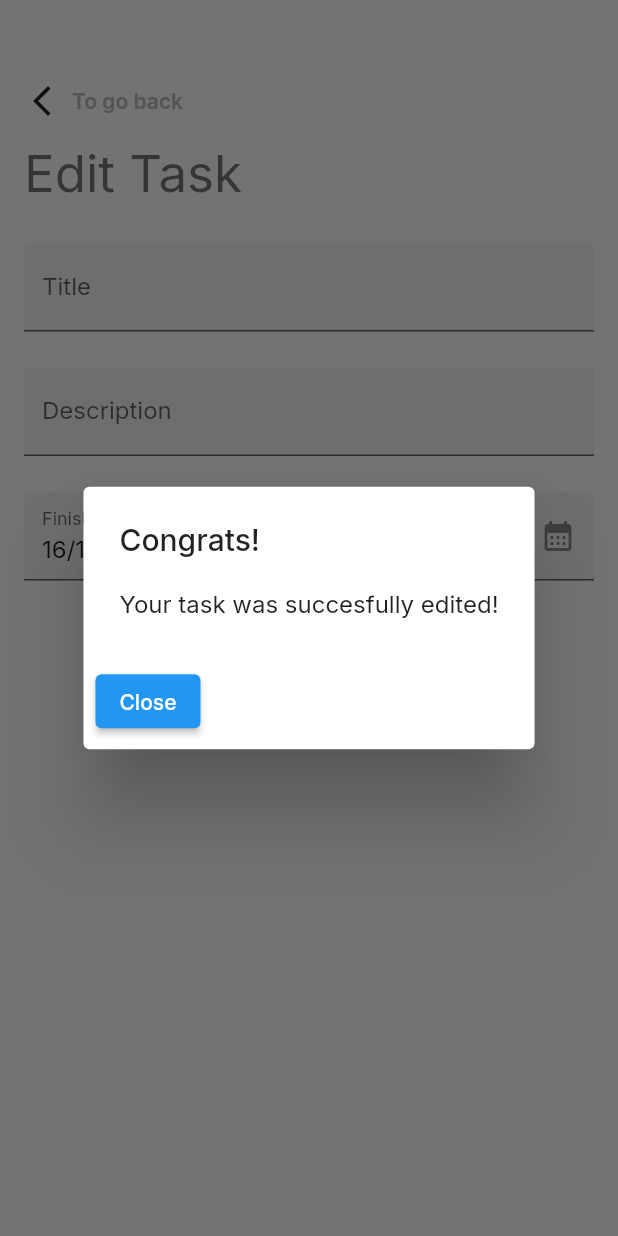
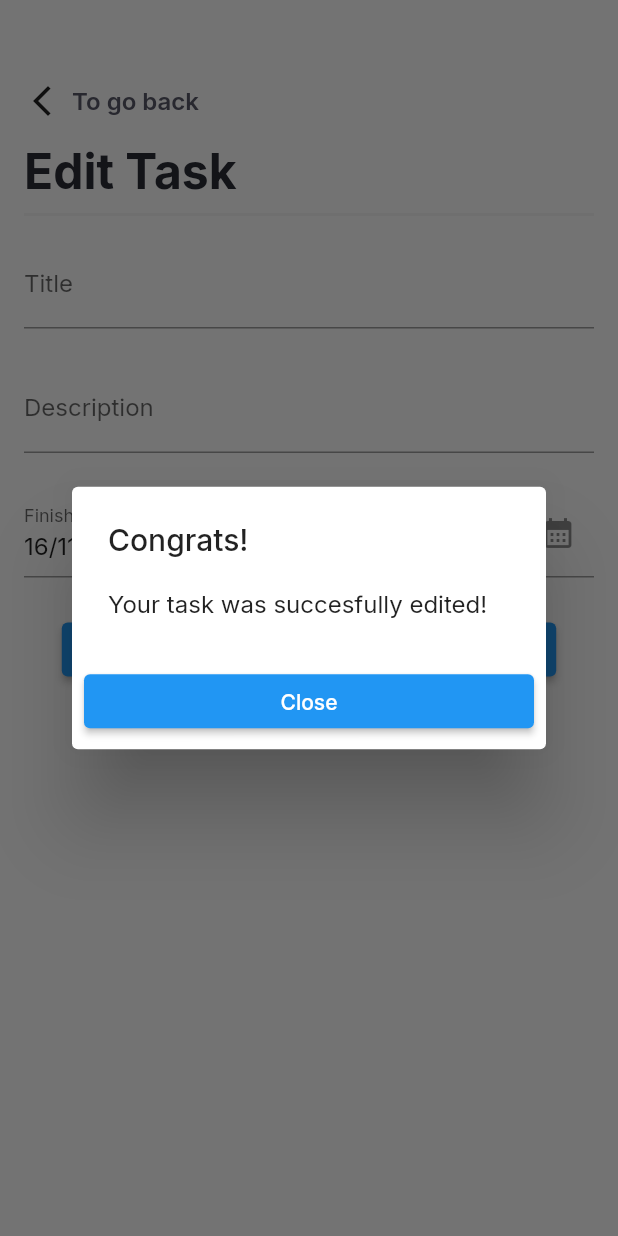
Before and after one commit to 01Explorer/To-Do-List-Challenge, a Flutter app: the EditTaskPage screen opened directly with empty values, after a tap on "Edit Task", on a phone screen of 412 x 824 dp. Run offline on Flutter 3.47's test engine with Material 2 defaults, Android fonts, the light colour scheme and no system bars; our stand-ins replace get_it, google_fonts, hive, hive_flutter; accounts and stored records are empty.

Commit message:
refactor(edit_task_page): code refactoring in the page

```diff
--- /dev/null
+++ b/lib/layers/presentation/components/custom_text_form_fields.dart
@@ -0,0 +1,26 @@
+import 'package:flutter/material.dart';
+
+class CustomTextFormFields extends StatelessWidget {
+  final TextEditingController _textEditingController;
+  final String labelText;
+
+  const CustomTextFormFields(
+    this._textEditingController, {
+    Key? key,
+    required this.labelText,
+  }) : super(key: key);
+
+  @override
+  Widget build(BuildContext context) {
+    return TextFormField(
+      autovalidateMode: AutovalidateMode.onUserInteraction,
+      controller: _textEditingController,
+      decoration: InputDecoration(
+        labelText: labelText,
+      ),
+      validator: (value) {
+        return value == null ? 'This entry can\'t be null' : null;
+      },
+    );
+  }
+}
--- /dev/null
+++ b/lib/layers/presentation/components/go_back_button.dart
@@ -0,0 +1,28 @@
+import 'package:flutter/material.dart';
+
+class GoBackButton extends StatelessWidget {
+  const GoBackButton({
+    Key? key,
+  }) : super(key: key);
+
+  @override
+  Widget build(BuildContext context) {
+    return GestureDetector(
+      onTap: () => Navigator.of(context).pop(),
+      child: Row(
+        children: [
+          const Padding(
+            padding: EdgeInsets.only(right: 8),
+            child: Icon(
+              Icons.arrow_back_ios_new,
+            ),
+          ),
+          Text(
+            'To go back',
+            style: Theme.of(context).textTheme.bodySmall,
+          ),
+        ],
+      ),
+    );
+  }
+}
--- a/lib/layers/presentation/pages/tasks/edit_task_page.dart
+++ b/lib/layers/presentation/pages/tasks/edit_task_page.dart
@@ -1,9 +1,13 @@
 import 'package:flutter/material.dart';
 import 'package:intl/intl.dart';
 import 'package:to_do_list_challenge/layers/domain/entities/task_entity.dart';
+import 'package:to_do_list_challenge/layers/presentation/components/content_divider_container.dart';
 import 'package:to_do_list_challenge/layers/presentation/controllers/task_controller.dart';
 import 'package:to_do_list_challenge/layers/presentation/pages/tasks/home_task_page.dart';
 import 'package:to_do_list_challenge/locator.dart';
+
+import '../../components/custom_text_form_fields.dart';
+import '../../components/go_back_button.dart';
 
 class EditTaskPage extends StatelessWidget {
   final TaskEntity task;
@@ -33,38 +37,18 @@ class EditTaskPage extends StatelessWidget {
         child: Column(
           crossAxisAlignment: CrossAxisAlignment.start,
           children: [
-            GestureDetector(
-              onTap: () => Navigator.of(context).pop(),
-              child: Row(
-                children: const [
-                  Padding(
-                    padding: EdgeInsets.only(right: 8),
-                    child: Icon(
-                      Icons.arrow_back_ios_new,
-                    ),
-                  ),
-                  Text('To go back'),
-                ],
-              ),
-            ),
+            const GoBackButton(),
             const SizedBox(
               height: 16,
             ),
             Text(
               'Edit Task',
-              style: Theme.of(context).textTheme.headlineMedium,
+              style: Theme.of(context).textTheme.headlineLarge,
             ),
             const SizedBox(
               height: 8,
             ),
-            Container(
-              height: 2,
-              decoration: BoxDecoration(
-                border: Border.all(
-                  color: const Color.fromRGBO(255, 255, 255, 0.05),
-                ),
-              ),
-            ),
+            ContentDividerContainer(themeManagerController: locator()),
             const SizedBox(
               height: 16,
             ),
@@ -72,22 +56,16 @@ class EditTaskPage extends StatelessWidget {
                 key: _formsKey,
                 child: Column(
                   children: [
-                    TextFormField(
-                      controller: _titleFormFieldController,
-                      decoration: const InputDecoration(
+                    CustomTextFormFields(
+                      _titleFormFieldController,
                       labelText: 'Title',
-                        filled: true,
-                      ),
                     ),
                     const SizedBox(
                       height: 24,
                     ),
-                    TextFormField(
-                      controller: _descriptionFormFieldController,
-                      decoration: const InputDecoration(
+                    CustomTextFormFields(
+                      _descriptionFormFieldController,
                       labelText: 'Description',
-                        filled: true,
-                      ),
                     ),
                     const SizedBox(
                       height: 24,
@@ -98,7 +76,6 @@ class EditTaskPage extends StatelessWidget {
                       decoration: const InputDecoration(
                         labelText: 'Finish date',
                         suffixIcon: Icon(Icons.calendar_month),
-                        filled: true,
                       ),
                       onTap: () async {
                         pickedDate = await showDatePicker(
@@ -117,10 +94,13 @@ class EditTaskPage extends StatelessWidget {
                     const SizedBox(
                       height: 24,
                     ),
-                    ElevatedButton(
+                    SizedBox(
+                      width: MediaQuery.of(context).size.width * 0.8,
+                      child: ElevatedButton(
                         onPressed: () {
                           task.title = _titleFormFieldController.text;
-                        task.description = _descriptionFormFieldController.text;
+                          task.description =
+                              _descriptionFormFieldController.text;
                           task.expiryDate = pickedDate ?? task.expiryDate;
                           result = locator
                               .get<TaskController>()
@@ -129,20 +109,31 @@ class EditTaskPage extends StatelessWidget {
                             showDialog(
                               context: context,
                               builder: (context) => AlertDialog(
-                              title: Text('Congrats!'),
-                              content:
-                                  Text('Your task was succesfully edited!'),
+                                title: const Text('Congrats!'),
+                                content: const Text(
+                                    'Your task was succesfully edited!'),
                                 actions: [
                                   Row(
                                     children: [
-                                    ElevatedButton(
+                                      SizedBox(
+                                        width: 300,
+                                        child: ElevatedButton(
                                           onPressed: () {
-                                        _descriptionFormFieldController.clear();
-                                        _finishDateFormFieldController.clear();
+                                            _descriptionFormFieldController
+                                                .clear();
+                                            _finishDateFormFieldController
+                                                .clear();
                                             _titleFormFieldController.clear();
-                                        Navigator.pop(context);
+                                            Navigator.of(context)
+                                                .pushAndRemoveUntil(
+                                                    MaterialPageRoute(
+                                                      builder: (context) =>
+                                                          const HomeTaskPage(),
+                                                    ),
+                                                    (route) => false);
                                           },
-                                      child: Text('Close'),
+                                          child: const Text('Close'),
+                                        ),
                                       ),
                                     ],
                                   )
@@ -153,21 +144,22 @@ class EditTaskPage extends StatelessWidget {
                             showDialog(
                               context: context,
                               builder: (context) => AlertDialog(
-                              title: Text('Sorry for that'),
-                              content: Text(
+                                title: const Text('Sorry for that'),
+                                content: const Text(
                                   'Your task couldn\'t be edited',
                                 ),
                                 actions: [
                                   ElevatedButton(
                                       onPressed: () =>
                                           Navigator.of(context).pop(),
-                                    child: Text('Close'))
+                                      child: const Text('Close'))
                                 ],
                               ),
                             );
                           }
                         },
                         child: const Text('Edit Task'),
+                      ),
                     )
                   ],
                 )),
```
Also changed, not shown: lib/layers/presentation/components/widgets/create_task_screen/custom_error_alert_dialog.dart (added, +31 -0 lines). Lines whose indentation alone changed are shown as unchanged.
